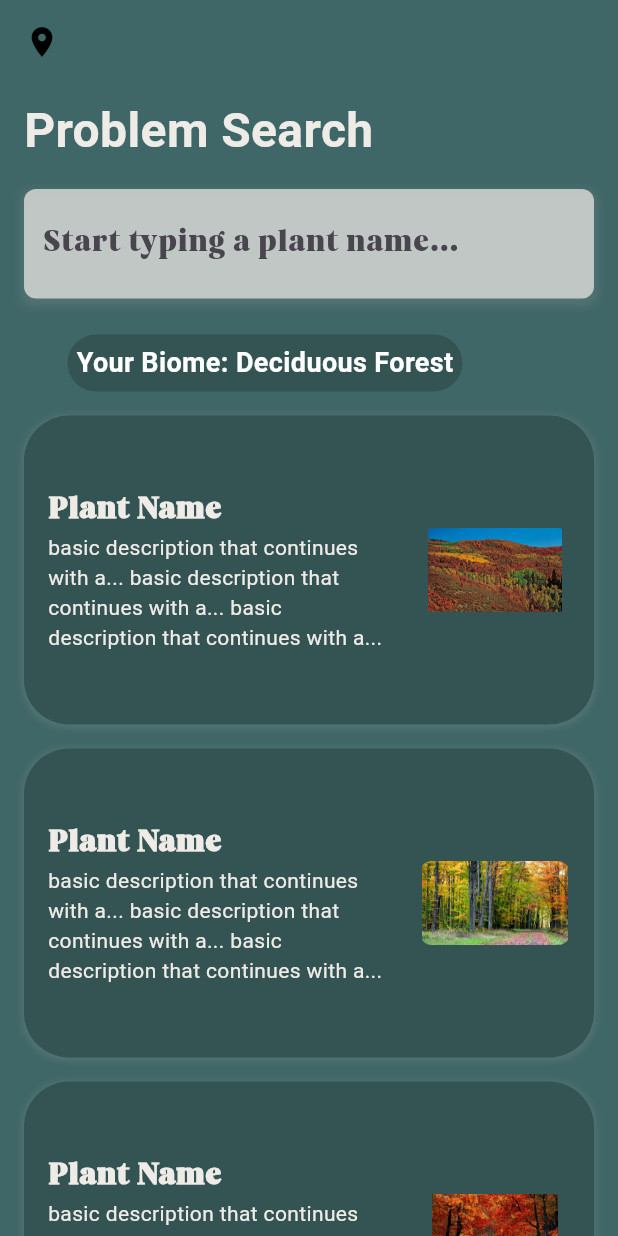
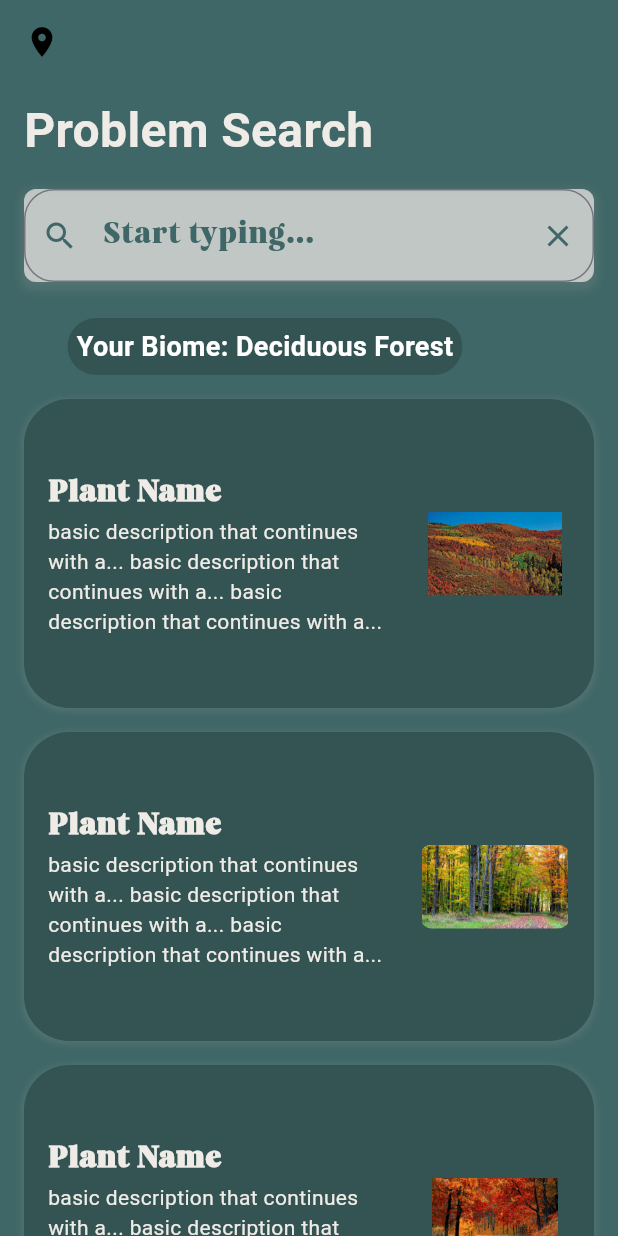
Before and after one commit to honeyzuzu/Indigena, a Flutter app: the BiomePage screen opened directly, after a tap on "Go to Problem Search", on a phone screen of 412 x 824 dp. Run offline on Flutter 3.47's test engine with Material 3 defaults, Android fonts, the phone set to English and light mode, and no system bars; our stand-ins replace carousel_slider.

Commit message:
Updated Search bar

```diff
--- a/indigena/lib/biome.dart
+++ b/indigena/lib/biome.dart
@@ -155,7 +155,7 @@ class _BiomePageState extends State<BiomePage> {
           onPressed: () {
             Navigator.push(
               context,
-              MaterialPageRoute(builder: (context) => const PlantSearchScreen()),
+              MaterialPageRoute(builder: (context) =>  PlantSearchScreen()),
             );
           },
           child: const Text('Go to Problem Search'),
--- a/indigena/lib/problemSearch.dart
+++ b/indigena/lib/problemSearch.dart
@@ -25,7 +25,9 @@ class MyApp extends StatelessWidget {
 }
 
 class PlantSearchScreen extends StatelessWidget {
-  const PlantSearchScreen({super.key});
+   final TextEditingController _searchController = TextEditingController();
+
+   PlantSearchScreen({super.key});
 
   @override
   Widget build(BuildContext context) {
@@ -75,15 +77,35 @@ class PlantSearchScreen extends StatelessWidget {
                     ),
                   ],
                 ),
-                child: TextField(
-                  decoration: InputDecoration(
-                    labelText: 'Start typing a plant name...',
+                 child: TextField(
+                              controller: _searchController,
+                              decoration: InputDecoration(
+                                hintText: 'Start typing...',
+                                hintStyle: const TextStyle(color: Color(0xff406767)),
 
-                    border: InputBorder.none,
+                                suffixIcon: IconButton(
+                                  //clear icon
+                                  icon: const Icon(Icons.clear),
+                                  color: const Color(0xff406767),
+                                  onPressed: () => _searchController.clear(),
 
-                    contentPadding: EdgeInsets.all(12),
-                  ),
-                ),
+
+                                ),
+                                prefixIcon: IconButton(
+                                  //search icon
+                                  icon: const Icon(Icons.search),
+                                  color: const Color(0xff406767),
+                                  onPressed: () {
+                                    // Direct to biome page
+
+                                  },
+                                ),
+                                border: OutlineInputBorder(
+                                  //edges of search bar
+                                  borderRadius: BorderRadius.circular(20.0),
+                                ),
+                              ),
+                            ),
               ),
             ),
             Container(
```
